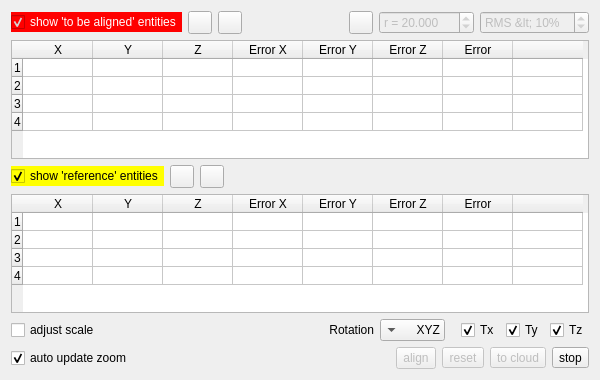
The window that qCC/ui_templates/pointPairRegistrationDlg.ui (CloudCompare/CloudCompare) describes before a commit, drawn with Qt 5.
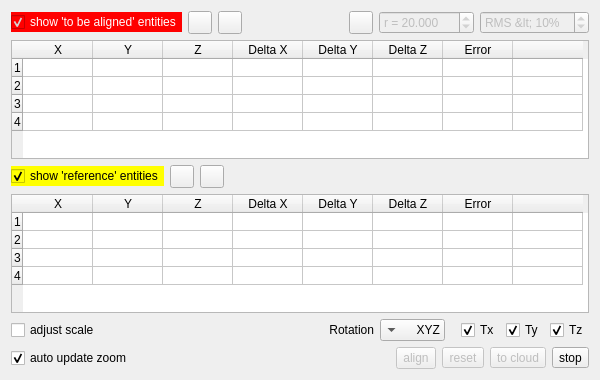
The same window after the commit. Icons and pictures are not drawn.

Commit message:
add new errors to report, and make report uniformly seprated by ";" char. add an empty column at the beginning so it can be just copy pasted to a excel sheet.
change Error {Axis} to Delta {Axis}.

The edit to the form file:
```diff
--- a/qCC/ui_templates/pointPairRegistrationDlg.ui
+++ b/qCC/ui_templates/pointPairRegistrationDlg.ui
@@ -181,17 +181,17 @@
      </column>
      <column>
       <property name="text">
-       <string>Error X</string>
+       <string>Delta X</string>
       </property>
      </column>
        <column>
       <property name="text">
-       <string>Error Y</string>
+       <string>Delta Y</string>
       </property>
      </column>
        <column>
       <property name="text">
-       <string>Error Z</string>
+       <string>Delta Z</string>
       </property>
      </column>
      <column>
@@ -306,17 +306,17 @@
      </column>
      <column>
       <property name="text">
-       <string>Error X</string>
+       <string>Delta X</string>
       </property>
      </column>
      <column>
       <property name="text">
-       <string>Error Y</string>
+       <string>Delta Y</string>
       </property>
      </column>
      <column>
       <property name="text">
-       <string>Error Z</string>
+       <string>Delta Z</string>
       </property>
      </column>
      <column>
```
The commit also changes 1 other file.
